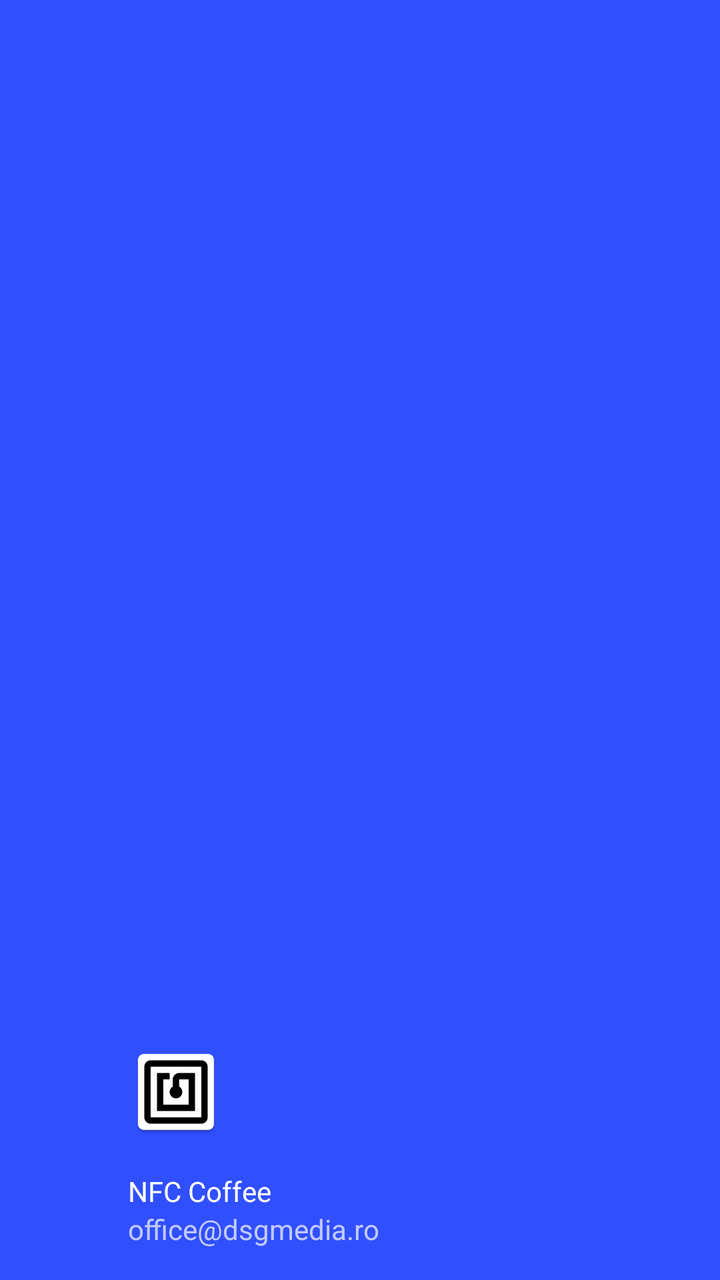
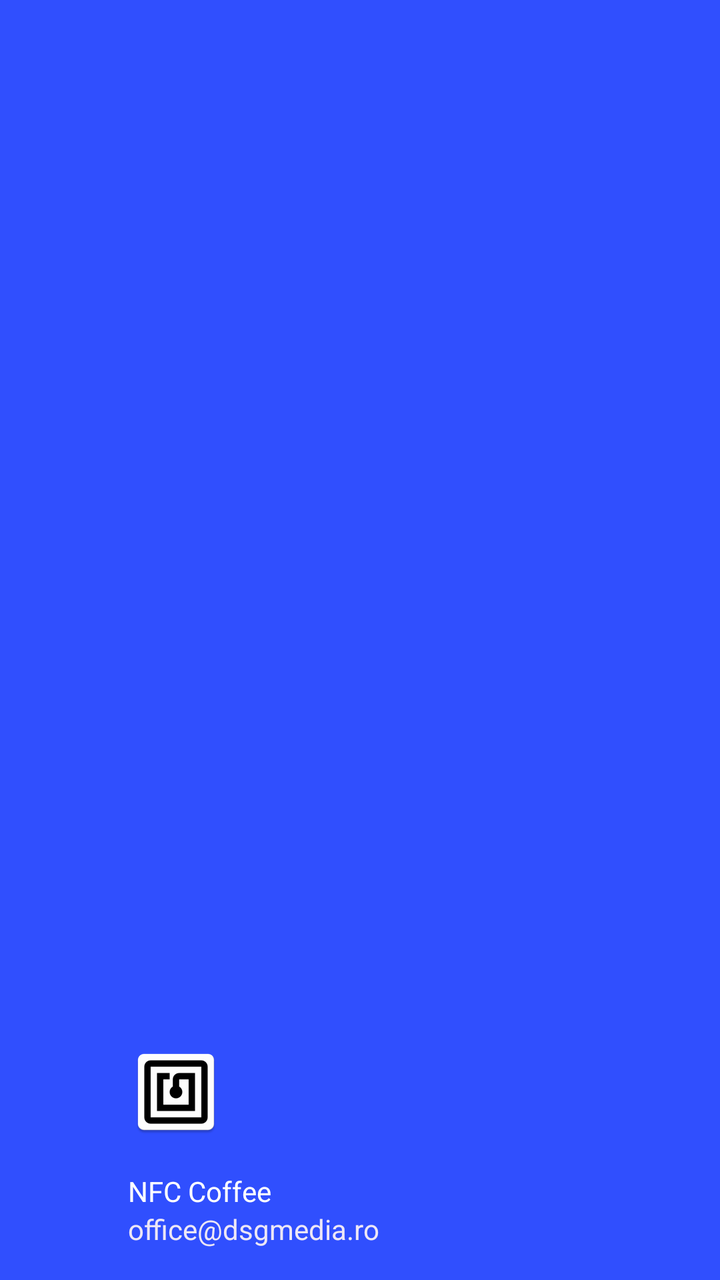

Two renders of the same Android screen: before a commit and after it. Below are the layout's source before the change and the commit's diff.
<!-- AndroidManifest.xml: application theme AppTheme -->
<!-- res/layout/nav_header.xml -->
<?xml version="1.0" encoding="utf-8"?>
<LinearLayout xmlns:android="http://schemas.android.com/apk/res/android"
    xmlns:app="http://schemas.android.com/apk/res-auto"
    android:layout_width="match_parent"
    android:layout_height="@dimen/nav_header_height"
    android:background="@color/colorPrimary"
    android:gravity="bottom"
    android:orientation="vertical"
    android:paddingBottom="@dimen/activity_vertical_margin"
    android:paddingLeft="@dimen/activity_horizontal_margin"
    android:paddingRight="@dimen/activity_horizontal_margin"
    android:paddingTop="@dimen/activity_vertical_margin"
    android:theme="@style/ThemeOverlay.AppCompat.Dark">

    <ImageView
        android:id="@+id/imageView"
        android:layout_width="wrap_content"
        android:layout_height="wrap_content"
        android:paddingTop="@dimen/nav_header_vertical_spacing"
        app:srcCompat="@mipmap/ic_launcher" />

    <TextView
        android:layout_width="match_parent"
        android:layout_height="wrap_content"
        android:paddingTop="@dimen/nav_header_vertical_spacing"
        android:text="NFC Coffee"
        android:textAppearance="@style/TextAppearance.AppCompat.Body1" />

    <TextView
        android:id="@+id/textView"
        android:layout_width="wrap_content"
        android:layout_height="wrap_content"
        android:text="office@dsgmedia.ro" />

</LinearLayout>
<!-- resources referenced by this layout -->
<resources>
  <color name="colorPrimary">#304ffe</color>
  <dimen name="activity_horizontal_margin">64dp</dimen>
  <dimen name="activity_vertical_margin">16dp</dimen>
  <dimen name="nav_header_height">160dp</dimen>
  <dimen name="nav_header_vertical_spacing">16dp</dimen>
  <!-- mipmap ic_launcher: png bitmap (mipmap-hdpi, 1207 bytes) -->
  <style name="AppTheme" parent="Theme.AppCompat.Light.NoActionBar">
          
          <item name="colorPrimaryDark">@color/colorPrimaryDark</item>
          <item name="colorAccent">@color/colorAccent</item>
          <item name="windowActionBar">false</item>
          <item name="windowNoTitle">true</item>
          <item name="colorPrimary">@color/colorPrimary</item>
      </style>
  <color name="colorPrimaryDark">#303F9F</color>
  <color name="colorAccent">#ff4081</color>
</resources>

<!-- the commit's change to res/layout/nav_header.xml (unified diff, before → after) -->
@@ -17,19 +17,21 @@
         android:layout_width="wrap_content"
         android:layout_height="wrap_content"
         android:paddingTop="@dimen/nav_header_vertical_spacing"
-        app:srcCompat="@mipmap/ic_launcher" />
+        app:srcCompat="@mipmap/ic_launcher"
+        android:contentDescription="@string/logo" />
 
     <TextView
         android:layout_width="match_parent"
         android:layout_height="wrap_content"
         android:paddingTop="@dimen/nav_header_vertical_spacing"
-        android:text="NFC Coffee"
+        android:text="@string/nfc_coffee"
         android:textAppearance="@style/TextAppearance.AppCompat.Body1" />
 
     <TextView
         android:id="@+id/textView"
         android:layout_width="wrap_content"
         android:layout_height="wrap_content"
-        android:text="office@dsgmedia.ro" />
+        android:text="@string/office_dsgmedia_ro"
+        android:textColor="#EDE7F6" />
 
 </LinearLayout>
<!-- resource entries referenced after the edit -->
@@ -6,6 +6,9 @@
   <dimen name="nav_header_height">160dp</dimen>
   <dimen name="nav_header_vertical_spacing">16dp</dimen>
   <!-- mipmap ic_launcher: png bitmap (mipmap-hdpi, 1207 bytes) -->
+  <string name="logo">Logo</string>
+  <string name="nfc_coffee">NFC Coffee</string>
+  <string name="office_dsgmedia_ro">office@dsgmedia.ro</string>
   <style name="AppTheme" parent="Theme.AppCompat.Light.NoActionBar">
           
           <item name="colorPrimaryDark">@color/colorPrimaryDark</item>
